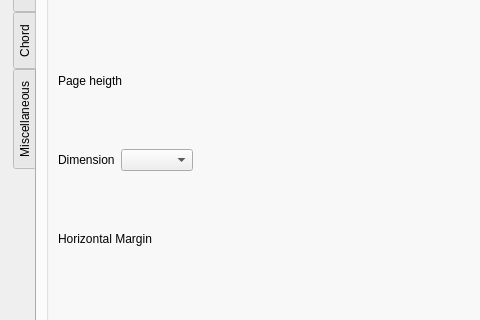
The window that formconfig.ui (jpcima/chordv) describes before a commit, drawn with Qt 5; both pictures show x 0 to 480 and y 162 to 482 of the 760 by 626 pixel window.
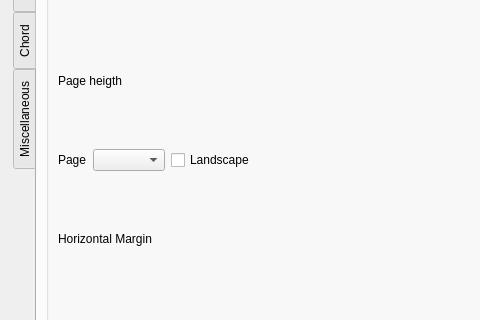
The same window after the commit. Custom widgets are drawn as their Qt base class.

What changed in the file:
```diff
--- a/formconfig.ui
+++ b/formconfig.ui
@@ -68,13 +68,20 @@
               <item>
                <widget class="QLabel" name="labelPageDimension">
                 <property name="text">
-                 <string>Dimension</string>
+                 <string>Page</string>
                 </property>
                </widget>
               </item>
               <item>
                <widget class="PageSize" name="comboBoxMediaBox"/>
               </item>
+              <item>
+               <widget class="QCheckBox" name="checkBox">
+                <property name="text">
+                 <string>Landscape</string>
+                </property>
+               </widget>
+              </item>
               <item>
                <spacer name="horizontalSpacer">
                 <property name="orientation">
```
